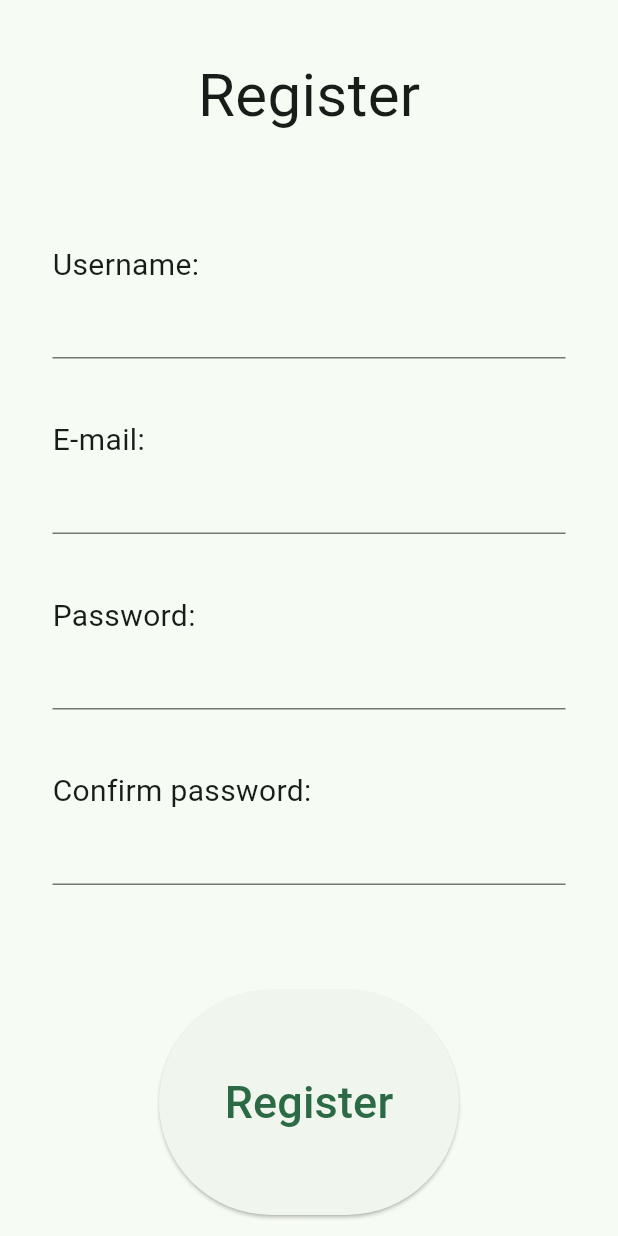
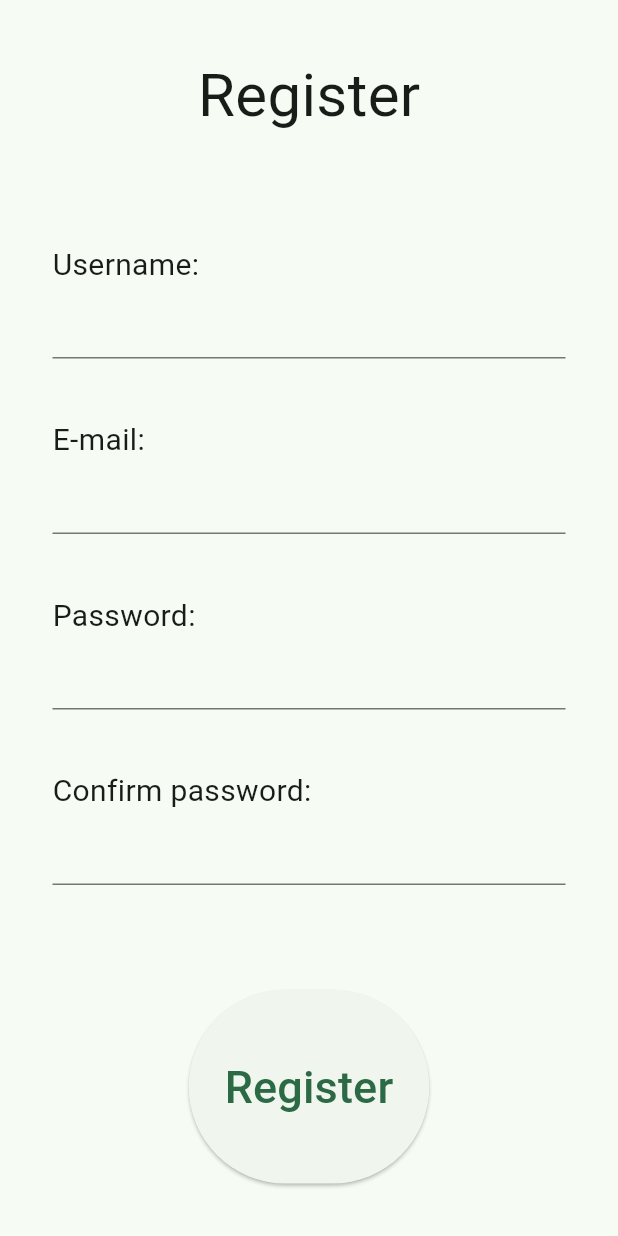
Before and after one commit to LTheGreatest/ESOF_Project-Green_go, a Flutter app: the RegisterPage screen opened directly, on a phone screen of 412 x 824 dp. Run offline on Flutter 3.47's test engine with Material 3 defaults, Android fonts, the phone set to English and light mode, and no system bars; our stand-ins replace camera, cloud_firestore, firebase_auth, firebase_core, geolocator; accounts and stored records are empty.

Commit message:
Added more features to the readme, added more dependencies, fixed some umls, added the description to the domain uml, fixed the register button in the register page

```diff
--- a/src/green_go/lib/view/pages/register_page.dart
+++ b/src/green_go/lib/view/pages/register_page.dart
@@ -80,10 +80,8 @@ class RegisterPageViewState extends State<RegisterPage>{
             ),
             TextFormField(controller: confPasswordController, obscureText: true,),
             const Padding(padding: EdgeInsets.all(35)),
-            ElevatedButton(
-              style: ButtonStyle(
-                minimumSize: MaterialStateProperty.all(const Size(200, 150)),
-              ),
+            Expanded(
+              child: ElevatedButton(
                 onPressed: () async {
                   String username = usernameController.text.trim();
                   String email = emailController.text.trim();
@@ -126,6 +124,7 @@ class RegisterPageViewState extends State<RegisterPage>{
                     fontSize: 30,),
                 ),
               ),
+            ),
           ],
         ),
       ),
```
Also changed, not shown: 1 other file. Lines whose indentation alone changed are shown as unchanged.
